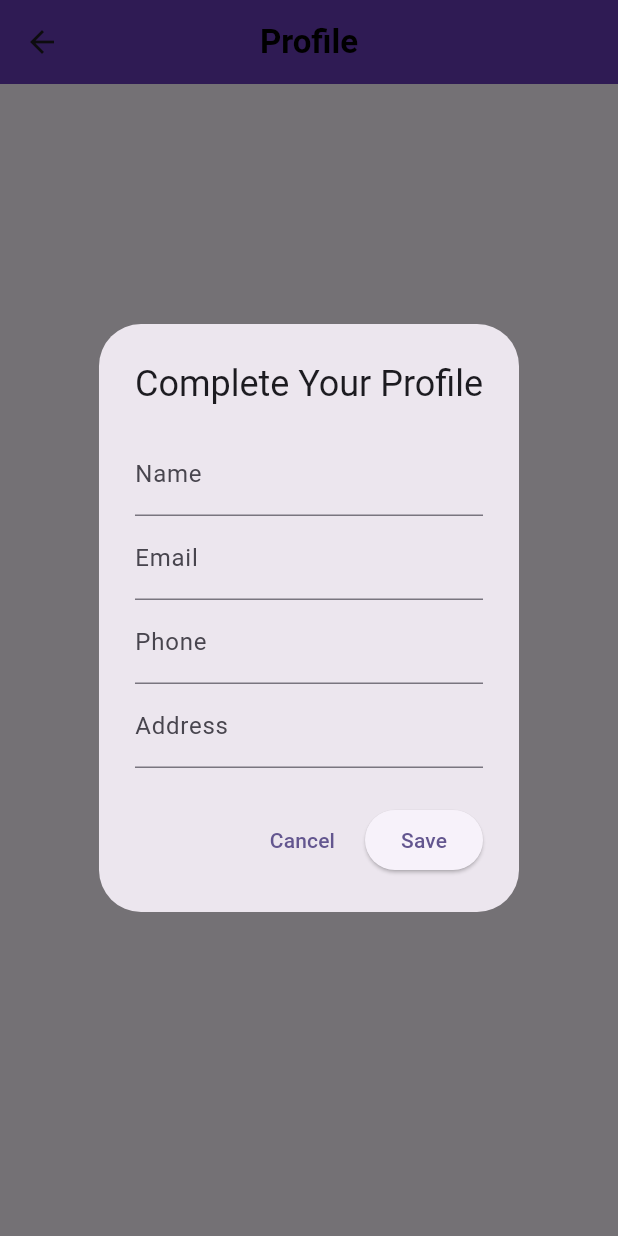
After one commit to VISWA68/Brandopedia-Food-App, a Flutter app: the ProfileScreen screen opened directly, after a tap on "Complete Profile", on a phone screen of 412 x 824 dp. The commit adds this screen. Run offline on Flutter 3.47's test engine with Material 3 defaults, Android fonts, the phone set to English and light mode, and no system bars; our stand-ins replace lottie, sqflite; accounts and stored records are empty.

Commit message:
Added profile page

```diff
--- a/food_app/lib/data/local/db_helper.dart
+++ b/food_app/lib/data/local/db_helper.dart
@@ -42,7 +42,37 @@ class DBHelper {
         foodType TEXT
       )
     ''');
+
+    db.execute('''
+    CREATE TABLE user_profile (
+      id INTEGER PRIMARY KEY,
+      name TEXT,
+      email TEXT,
+      phone TEXT,
+      address TEXT
+    )
+  ''');
   }
+  Future<void> saveUserProfile(String name, String email, String phone, String address) async {
+  final db = await database;
+  await db.insert(
+    'user_profile',
+    {
+      'id': 1,
+      'name': name,
+      'email': email,
+      'phone': phone,
+      'address': address,
+    },
+    conflictAlgorithm: ConflictAlgorithm.replace,
+  );
+}
+
+Future<Map<String, dynamic>?> getUserProfile() async {
+  final db = await database;
+  final result = await db.query('user_profile', where: 'id = ?', whereArgs: [1]);
+  return result.isNotEmpty ? result.first : null;
+}
 
   Future<void> insertOrUpdateCart(FoodItem item, int quantity) async {
     final db = await database;
--- a/food_app/lib/main.dart
+++ b/food_app/lib/main.dart
@@ -1,6 +1,7 @@
 import 'package:flutter/material.dart';
 import 'package:food_app/providers/cart_provider.dart';
 import 'package:food_app/providers/favourites_provider.dart';
+import 'package:food_app/providers/profile_provider.dart';
 import 'package:food_app/screens/splash_screen.dart';
 import 'package:provider/provider.dart';
 
@@ -10,6 +11,7 @@ void main() {
       providers: [
         ChangeNotifierProvider(create: (_) => CartProvider()),
         ChangeNotifierProvider(create: (_) => FavouritesProvider()),
+        ChangeNotifierProvider(create: (_) => ProfileProvider()),
       ],
       child: MyApp(),
     ),
--- /dev/null
+++ b/food_app/lib/providers/profile_provider.dart
@@ -0,0 +1,40 @@
+import 'package:flutter/material.dart';
+import '../data/local/db_helper.dart';
+
+class ProfileProvider with ChangeNotifier {
+  String _name = '';
+  String _email = '';
+  String _phone = '';
+  String _address = '';
+  bool _isProfileComplete = false;
+
+  String get name => _name;
+  String get email => _email;
+  String get phone => _phone;
+  String get address => _address;
+  bool get isProfileComplete => _isProfileComplete;
+
+  Future<void> loadProfile() async {
+    final profile = await DBHelper().getUserProfile();
+    if (profile != null) {
+      _name = profile['name'] ?? '';
+      _email = profile['email'] ?? '';
+      _phone = profile['phone'] ?? '';
+      _address = profile['address'] ?? '';
+      _isProfileComplete = true;
+    } else {
+      _isProfileComplete = false;
+    }
+    notifyListeners();
+  }
+
+  Future<void> saveProfile(String name, String email, String phone, String address) async {
+    await DBHelper().saveUserProfile(name, email, phone, address);
+    _name = name;
+    _email = email;
+    _phone = phone;
+    _address = address;
+    _isProfileComplete = true;
+    notifyListeners();
+  }
+}
--- a/food_app/lib/screens/home_screen.dart
+++ b/food_app/lib/screens/home_screen.dart
@@ -2,6 +2,7 @@ import 'dart:async';
 import 'package:flutter/material.dart';
 import 'package:food_app/models/food_item.dart';
 import 'package:food_app/providers/favourites_provider.dart';
+import 'package:food_app/screens/profile_page.dart';
 import 'package:food_app/widgets/build_food_tile.dart';
 import 'package:food_app/widgets/category_icon.dart';
 import 'package:food_app/widgets/build_banner.dart';
@@ -187,7 +188,6 @@ class _HomeScreenState extends State<HomeScreen> {
       body: SafeArea(
         child: CustomScrollView(
           slivers: [
-            // Top bar
             SliverToBoxAdapter(
               child: Container(
                 color: const Color.fromARGB(255, 231, 214, 251),
@@ -195,15 +195,24 @@ class _HomeScreenState extends State<HomeScreen> {
                     const EdgeInsets.symmetric(horizontal: 16, vertical: 16),
                 child: Row(
                   mainAxisAlignment: MainAxisAlignment.spaceBetween,
-                  children: const [
+                  children: [
                     Text(
                       'Chennai',
                       style:
                           TextStyle(fontSize: 22, fontWeight: FontWeight.bold),
                     ),
-                    CircleAvatar(
-                      backgroundColor: Color(0xFF4e29ac),
-                      child: Icon(Icons.person, color: Colors.white),
+                    GestureDetector(
+                      onTap: () {
+                        Navigator.push(
+                            context,
+                            MaterialPageRoute(
+                              builder: (context) => ProfileScreen(),
+                            ));
+                      },
+                      child: CircleAvatar(
+                        backgroundColor: Color(0xFF4e29ac),
+                        child: Icon(Icons.person, color: Colors.white),
+                      ),
                     ),
                   ],
                 ),
--- a/food_app/lib/screens/main_screen.dart
+++ b/food_app/lib/screens/main_screen.dart
@@ -3,6 +3,7 @@ import 'package:flutter/material.dart';
 import 'package:flutter/services.dart';
 import 'package:food_app/screens/cart_screen.dart';
 import 'package:food_app/screens/home_screen.dart';
+import 'package:food_app/screens/profile_page.dart';
 
 class MainScreen extends StatefulWidget {
   const MainScreen({super.key});
@@ -17,6 +18,7 @@ class _MainScreenState extends State<MainScreen> {
   final List<Widget> _screens = [
     HomeScreen(),
     const CartScreen(),
+    ProfileScreen()
   ];
 
   DateTime? _lastBackPressed;
@@ -67,8 +69,8 @@ class _MainScreenState extends State<MainScreen> {
           items: const [
             BottomNavigationBarItem(icon: Icon(Icons.home), label: ''),
             BottomNavigationBarItem(icon: Icon(Icons.shopping_cart), label: ''),
-            // BottomNavigationBarItem(
-            //     icon: Icon(Icons.account_circle_rounded), label: ''),
+            BottomNavigationBarItem(
+                icon: Icon(Icons.account_circle_rounded), label: ''),
           ],
         ),
       ),
--- /dev/null
+++ b/food_app/lib/screens/profile_page.dart
@@ -0,0 +1,161 @@
+import 'package:flutter/material.dart';
+import 'package:provider/provider.dart';
+import '../providers/profile_provider.dart';
+
+class ProfileScreen extends StatefulWidget {
+  const ProfileScreen({super.key});
+
+  @override
+  State<ProfileScreen> createState() => _ProfileScreenState();
+}
+
+class _ProfileScreenState extends State<ProfileScreen> {
+  @override
+  void initState() {
+    super.initState();
+    Provider.of<ProfileProvider>(context, listen: false).loadProfile();
+  }
+
+  @override
+  Widget build(BuildContext context) {
+    final profileProvider = Provider.of<ProfileProvider>(context);
+
+    return Scaffold(
+      appBar: AppBar(
+        centerTitle: true,
+        title: const Text(
+          "Profile",
+          style: TextStyle(color: Colors.black, fontWeight: FontWeight.bold),
+        ),
+        backgroundColor: Colors.deepPurple,
+      ),
+      body: profileProvider.isProfileComplete
+          ? Padding(
+              padding: const EdgeInsets.all(16.0),
+              child: ListView(
+                children: [
+                  const SizedBox(height: 20),
+                  CircleAvatar(
+                    radius: 50,
+                    backgroundColor: Colors.deepPurple[100],
+                    child: const Icon(Icons.person,
+                        size: 60, color: Colors.deepPurple),
+                  ),
+                  Align(
+                    child: TextButton.icon(
+                      onPressed: () =>
+                          _showProfileDialog(context, isEdit: true),
+                      icon: const Icon(Icons.edit, color: Colors.deepPurple),
+                      label: const Text("Edit Profile"),
+                    ),
+                  ),
+                  const SizedBox(height: 20),
+                  Center(
+                    child: Text(profileProvider.name,
+                        style: const TextStyle(
+                            fontSize: 20, fontWeight: FontWeight.bold)),
+                  ),
+                  const SizedBox(height: 10),
+                  Center(child: Text(profileProvider.email)),
+                  const SizedBox(height: 10),
+                  Center(child: Text(profileProvider.phone)),
+                  const SizedBox(height: 10),
+                  Center(child: Text(profileProvider.address)),
+                  const Divider(height: 40),
+                  ListTile(
+                    leading: const Icon(Icons.history),
+                    title: const Text("Order History"),
+                    onTap: () {},
+                  ),
+                  ListTile(
+                    leading: const Icon(Icons.receipt_long),
+                    title: const Text("Your Transactions"),
+                    onTap: () {},
+                  ),
+                  ListTile(
+                    leading: const Icon(Icons.favorite),
+                    title: const Text("Your Favourites"),
+                    onTap: () {},
+                  ),
+                ],
+              ),
+            )
+          : Center(
+              child: ElevatedButton(
+                onPressed: () => _showProfileDialog(context),
+                child: const Text("Complete Profile"),
+              ),
+            ),
+    );
+  }
+
+  void _showProfileDialog(BuildContext context, {bool isEdit = false}) {
+    final profileProvider =
+        Provider.of<ProfileProvider>(context, listen: false);
+
+    final nameController =
+        TextEditingController(text: isEdit ? profileProvider.name : '');
+    final emailController =
+        TextEditingController(text: isEdit ? profileProvider.email : '');
+    final phoneController =
+        TextEditingController(text: isEdit ? profileProvider.phone : '');
+    final addressController =
+        TextEditingController(text: isEdit ? profileProvider.address : '');
+
+    showDialog(
+      context: context,
+      builder: (context) {
+        return AlertDialog(
+          title: Text(isEdit ? "Edit Profile" : "Complete Your Profile"),
+          content: SingleChildScrollView(
+            child: Column(
+              children: [
+                TextField(
+                  controller: nameController,
+                  decoration: const InputDecoration(labelText: "Name"),
+                ),
+                TextField(
+                  controller: emailController,
+                  decoration: const InputDecoration(labelText: "Email"),
+                ),
+                TextField(
+                  controller: phoneController,
+                  decoration: const InputDecoration(labelText: "Phone"),
+                  keyboardType: TextInputType.phone,
+                ),
+                TextField(
+                  controller: addressController,
+                  decoration: const InputDecoration(labelText: "Address"),
+                ),
+              ],
+            ),
+          ),
+          actions: [
+            TextButton(
+              child: const Text("Cancel"),
+              onPressed: () => Navigator.of(context).pop(),
+            ),
+            ElevatedButton(
+              child: const Text("Save"),
+              onPressed: () async {
+                if (nameController.text.isNotEmpty &&
+                    emailController.text.isNotEmpty &&
+                    phoneController.text.isNotEmpty &&
+                    addressController.text.isNotEmpty) {
+                  await profileProvider.saveProfile(
+                    nameController.text,
+                    emailController.text,
+                    phoneController.text,
+                    addressController.text,
+                  );
+                  await profileProvider.loadProfile();
+                  if (mounted) Navigator.of(context).pop();
+                }
+              },
+            ),
+          ],
+        );
+      },
+    );
+  }
+}
```
